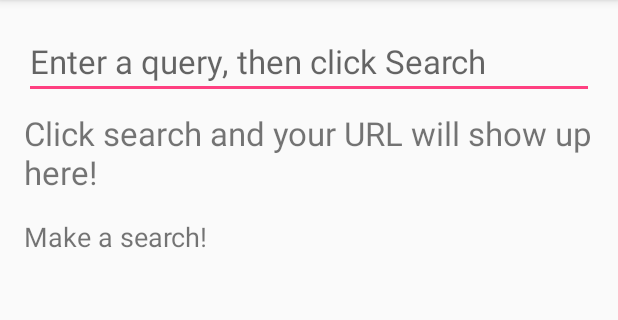
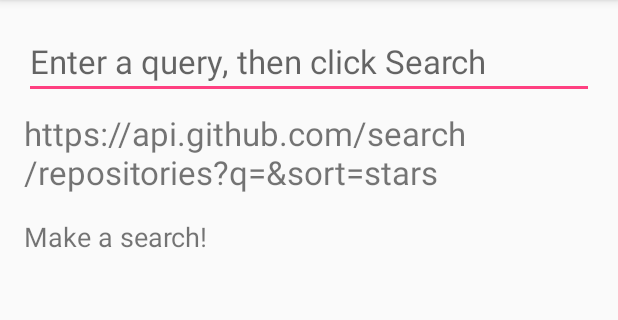
Before and after one commit to jsbaidwan/DataFromInternet, an Android app: the screen it shows after launch (MainActivity), after a tap on "SEARCH", on a phone screen of 412 x 824 dp, the part 84-404 px from its top. Run offline under Robolectric (Android 15) with nearby library versions, the phone set to English and light mode, and no system bars.

Commit message:
Add internet permission to access internet using android app

```diff
--- a/app/src/main/AndroidManifest.xml
+++ b/app/src/main/AndroidManifest.xml
@@ -1,6 +1,8 @@
 <?xml version="1.0" encoding="utf-8"?>
 <manifest xmlns:android="http://schemas.android.com/apk/res/android"
           package="com.example.android.datafrominternet">
+
+    <uses-permission android:name="android.permission.INTERNET"/>
 
     <application
         android:allowBackup="true"
--- a/app/src/main/java/com/example/android/datafrominternet/MainActivity.java
+++ b/app/src/main/java/com/example/android/datafrominternet/MainActivity.java
@@ -67,7 +67,8 @@ public class MainActivity extends AppCompatActivity {
     public boolean onOptionsItemSelected(MenuItem item) {
         int itemThatWasClicked = item.getItemId();
         if(itemThatWasClicked == R.id.action_search) {
-            Toast.makeText(this, "Search Clicked", Toast.LENGTH_SHORT).show();
+            makeGithubSearchQuery();
+            //Toast.makeText(this, "Search Clicked", Toast.LENGTH_SHORT).show();
         }
         return super.onOptionsItemSelected(item);
     }
```
